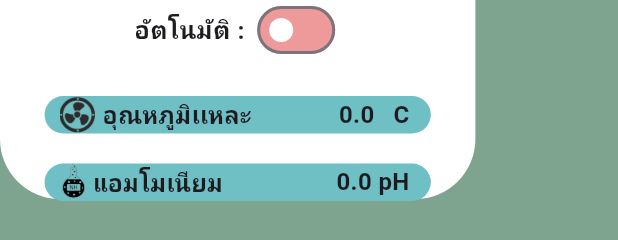
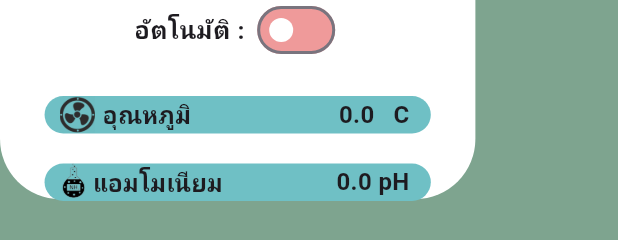
Before and after one commit to sathitkul12/project, a Flutter app: the CardAmmonia widget shown alone on an empty page, opened directly, on a phone screen of 412 x 824 dp. Shown: the part 528-768 px from the top of the screen. Run offline on Flutter 3.47's test engine with Material 3 defaults, Android fonts, the phone set to English and light mode, and no system bars; our stand-ins replace fl_chart, google_fonts, numberpicker; missing offline and left inert: mqtt_client; Roboto replaces fonts that are missing (Prompt).

Commit message:
Update cardammonia.dart

```diff
--- a/pheasant_house-master/lib/screen/customcard/cardammonia.dart
+++ b/pheasant_house-master/lib/screen/customcard/cardammonia.dart
@@ -178,7 +178,7 @@ class _CardAmmoniaState extends State<CardAmmonia> {
               Navigator.push(context,
                   MaterialPageRoute(builder: (context) => const PopupTemp()));
             },
-            child: buildInfoContainer('อุณหภูมิเเหละ', '  C ',
+            child: buildInfoContainer('อุณหภูมิ', '  C ',
                 'lib/images/Rectangle78.png', 7, temperatureValue),
           ),
           sizedBox,
```
